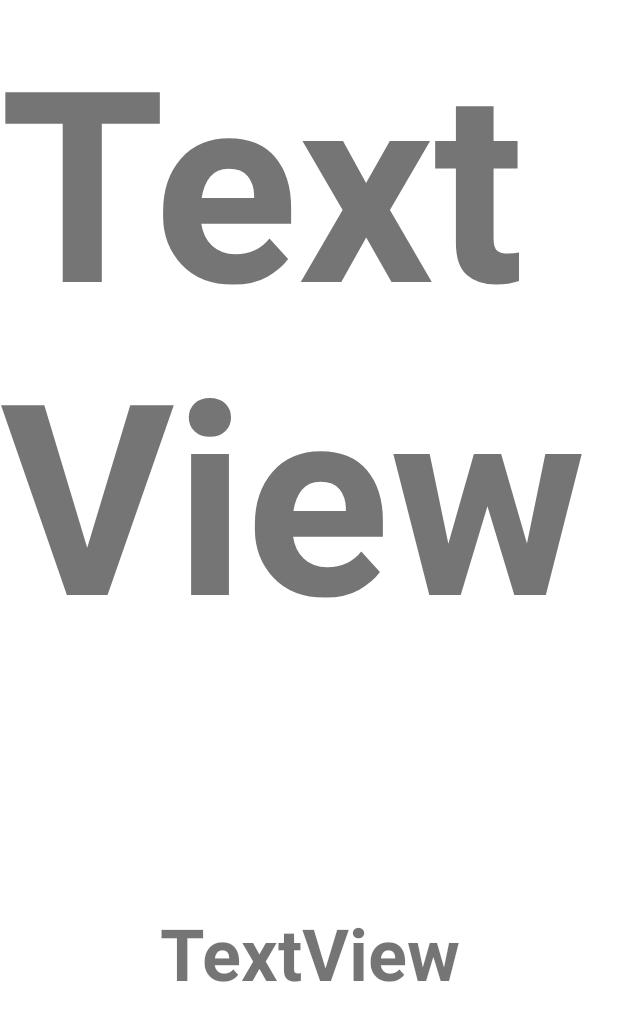
After one commit to NikitqKar/numbers, an Android app: the layout fragment_detail.xml on its own in the app's theme, with its tools: preview values and no code run, on a phone screen of 412 x 824 dp. The commit adds this screen. Shown: the top 1021 px of the screen. Run offline under Robolectric (Android 15) with nearby library versions, the phone set to English and light mode, and no system bars; network calls fail.

Commit message:
done project

```diff
--- a/app/src/main/java/com/nik/mornhouse/data/entity/NumberFact.kt
+++ b/app/src/main/java/com/nik/mornhouse/data/entity/NumberFact.kt
@@ -1,11 +1,14 @@
 package com.nik.mornhouse.data.entity
 
+import android.os.Parcelable
 import androidx.room.Entity
 import androidx.room.PrimaryKey
+import kotlinx.android.parcel.Parcelize
 
+@Parcelize
 @Entity(tableName = "number_facts")
 data class NumberFact(
     @PrimaryKey
     val number: Int,
     val text: String
-)
+) : Parcelable
--- a/app/src/main/java/com/nik/mornhouse/feature/main/MainFragment.kt
+++ b/app/src/main/java/com/nik/mornhouse/feature/main/MainFragment.kt
@@ -7,8 +7,8 @@ import android.view.View
 import android.view.ViewGroup
 import androidx.fragment.app.viewModels
 import androidx.lifecycle.viewModelScope
+import androidx.navigation.fragment.findNavController
 import androidx.recyclerview.widget.LinearLayoutManager
-import com.nik.mornhouse.data.entity.NumberFact
 import com.nik.mornhouse.databinding.FragmentMainBinding
 import dagger.hilt.android.AndroidEntryPoint
 
@@ -21,6 +21,7 @@ class MainFragment : Fragment() {
     private var binding: FragmentMainBinding? = null
     private val viewModel by viewModels<MainViewModel>()
     private val adapter = NumberFactAdapter { fact ->
+        findNavController().navigate(MainFragmentDirections.actionMainFragmentToDetailFragment(fact))
 
     }
 
--- /dev/null
+++ b/app/src/main/res/layout/fragment_detail.xml
@@ -0,0 +1,33 @@
+<?xml version="1.0" encoding="utf-8"?>
+<androidx.constraintlayout.widget.ConstraintLayout xmlns:android="http://schemas.android.com/apk/res/android"
+    xmlns:app="http://schemas.android.com/apk/res-auto"
+    xmlns:tools="http://schemas.android.com/tools"
+    android:layout_width="match_parent"
+    android:layout_height="match_parent">
+
+    <TextView
+        android:id="@+id/tvDeteiledNumber"
+        android:layout_width="wrap_content"
+        android:layout_height="wrap_content"
+        android:text="TextView"
+        android:textSize="178sp"
+        android:textStyle="bold"
+        app:layout_constraintBottom_toBottomOf="parent"
+        app:layout_constraintEnd_toEndOf="parent"
+        app:layout_constraintStart_toStartOf="parent"
+        app:layout_constraintTop_toTopOf="parent"
+        app:layout_constraintVertical_bias="0.0" />
+
+    <TextView
+        android:id="@+id/tvDeteiledFact"
+        android:layout_width="wrap_content"
+        android:layout_height="wrap_content"
+        android:text="TextView"
+        android:gravity="center"
+        android:textSize="48sp"
+        android:textStyle="bold"
+        app:layout_constraintBottom_toBottomOf="parent"
+        app:layout_constraintEnd_toEndOf="parent"
+        app:layout_constraintStart_toStartOf="parent"
+        app:layout_constraintTop_toBottomOf="@+id/tvDeteiledNumber" />
+</androidx.constraintlayout.widget.ConstraintLayout>
--- a/app/src/main/res/values/strings.xml
+++ b/app/src/main/res/values/strings.xml
@@ -1,3 +1,5 @@
 <resources>
     <string name="app_name">Mornhouse</string>
+    <!-- TODO: Remove or change this placeholder text -->
+    <string name="hello_blank_fragment">Hello blank fragment</string>
 </resources>
```
Also changed, not shown: app/src/main/java/com/nik/mornhouse/feature/detail/DetailFragment.kt (+26 -1 lines), app/src/main/res/navigation/navigation.xml (+15 -1 lines).
